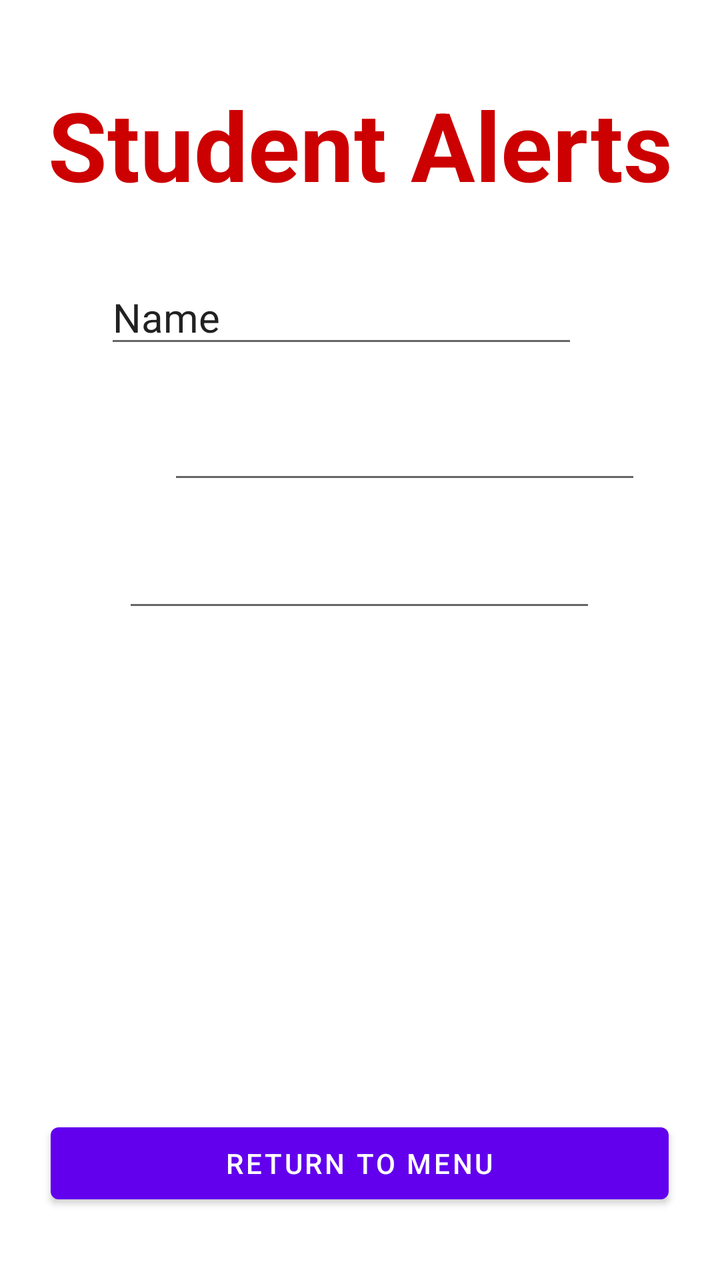
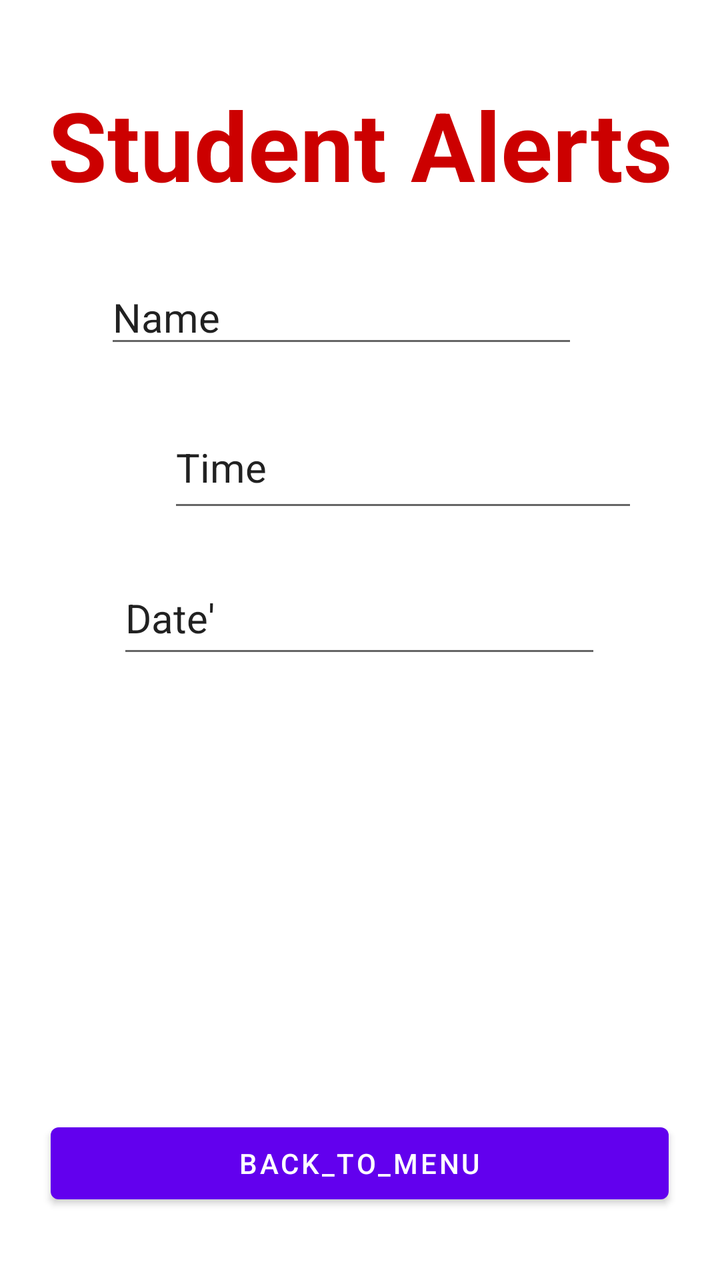

Screens rendered from an Android XML layout before and after an edit, with the pre-edit source and the edit as a unified diff.
<!-- AndroidManifest.xml: application theme Theme.RoomTracking -->
<!-- res/layout/activity_alerts.xml -->
<?xml version="1.0" encoding="utf-8"?>
<androidx.constraintlayout.widget.ConstraintLayout xmlns:android="http://schemas.android.com/apk/res/android"
    xmlns:app="http://schemas.android.com/apk/res-auto"
    xmlns:tools="http://schemas.android.com/tools"
    android:id="@+id/main"
    android:layout_width="match_parent"
    android:layout_height="match_parent"
    tools:context=".Alerts"
    tools:ignore="ExtraText">

    <Button
        android:id="@+id/btn_alert_back"
        android:layout_width="309dp"
        android:layout_height="48dp"
        android:text="Return to Menu"
        app:layout_constraintBottom_toBottomOf="parent"
        app:layout_constraintEnd_toEndOf="parent"
        app:layout_constraintHorizontal_bias="0.498"
        app:layout_constraintStart_toStartOf="parent"
        app:layout_constraintTop_toTopOf="parent"
        app:layout_constraintVertical_bias="0.942" />
    <TextView
        android:id="@+id/alerts_mainheader"
        android:layout_width="341dp"
        android:layout_height="75dp"
        android:layout_marginTop="40dp"
        android:text="Student Alerts"
        android:textAlignment="center"
        android:textColor="@android:color/holo_red_dark"
        android:textSize="48sp"
        android:textStyle="bold"
        app:layout_constraintEnd_toEndOf="parent"
        app:layout_constraintStart_toStartOf="parent"
        app:layout_constraintTop_toTopOf="parent" />

    <EditText
        android:id="@+id/alerts_studentInameInput"
        android:layout_width="wrap_content"
        android:layout_height="wrap_content"
        android:layout_marginStart="100dp"
        android:layout_marginTop="20dp"
        android:layout_marginEnd="101dp"
        android:ems="10"
        android:inputType="text"
        android:text="Name"
        android:textSize="20sp"
        app:layout_constraintEnd_toEndOf="parent"
        app:layout_constraintHorizontal_bias="0.615"
        app:layout_constraintStart_toStartOf="parent"
        app:layout_constraintTop_toBottomOf="@+id/alerts_mainheader" />

    <EditText
        android:id="@+id/alerts_recordedtime"
        android:layout_width="wrap_content"
        android:layout_height="wrap_content"
        android:layout_marginStart="84dp"
        android:layout_marginTop="24dp"
        android:ems="10"
        android:inputType="time"
        android:textAppearance="@style/TextAppearance.AppCompat.Body1"
        android:textSize="20sp"
        app:layout_constraintStart_toStartOf="parent"
        app:layout_constraintTop_toBottomOf="@+id/alerts_studentInameInput" />

    <EditText
        android:id="@+id/alerts_recordeddate"
        android:layout_width="wrap_content"
        android:layout_height="wrap_content"
        android:layout_marginStart="100dp"
        android:layout_marginTop="20dp"
        android:layout_marginEnd="101dp"
        android:ems="10"
        android:inputType="date"
        android:textSize="20sp"
        app:layout_constraintEnd_toEndOf="parent"
        app:layout_constraintStart_toStartOf="parent"
        app:layout_constraintTop_toBottomOf="@+id/alerts_recordedtime" />

</androidx.constraintlayout.widget.ConstraintLayout>
<!-- resources referenced by this layout -->
<resources>
  <style name="Theme.RoomTracking" parent="Theme.MaterialComponents.DayNight.DarkActionBar">
          
          <item name="colorPrimary">@color/purple_500</item>
          <item name="colorPrimaryVariant">@color/purple_700</item>
          <item name="colorOnPrimary">@color/white</item>
          
          <item name="colorSecondary">@color/teal_200</item>
          <item name="colorSecondaryVariant">@color/teal_700</item>
          <item name="colorOnSecondary">@color/black</item>
          
          <item name="android:statusBarColor">?attr/colorPrimaryVariant</item>
          
      </style>
  <color name="purple_500">#FF6200EE</color>
  <color name="purple_700">#FF3700B3</color>
  <color name="white">#FFFFFFFF</color>
  <color name="teal_200">#FF03DAC5</color>
  <color name="teal_700">#FF018786</color>
  <color name="black">#FF000000</color>
</resources>

<!-- the commit's change to res/layout/activity_alerts.xml (unified diff, before → after) -->
@@ -9,10 +9,10 @@
     tools:ignore="ExtraText">
 
     <Button
-        android:id="@+id/btn_alert_back"
+        android:id="@+id/alert_backbtn"
         android:layout_width="309dp"
         android:layout_height="48dp"
-        android:text="Return to Menu"
+        android:text="@string/back_to_menu"
         app:layout_constraintBottom_toBottomOf="parent"
         app:layout_constraintEnd_toEndOf="parent"
         app:layout_constraintHorizontal_bias="0.498"
@@ -24,7 +24,7 @@
         android:layout_width="341dp"
         android:layout_height="75dp"
         android:layout_marginTop="40dp"
-        android:text="Student Alerts"
+        android:text="@string/student_alerts"
         android:textAlignment="center"
         android:textColor="@android:color/holo_red_dark"
         android:textSize="48sp"
@@ -40,9 +40,10 @@
         android:layout_marginStart="100dp"
         android:layout_marginTop="20dp"
         android:layout_marginEnd="101dp"
+        android:autofillHints=""
         android:ems="10"
         android:inputType="text"
-        android:text="Name"
+        android:text="@string/name"
         android:textSize="20sp"
         app:layout_constraintEnd_toEndOf="parent"
         app:layout_constraintHorizontal_bias="0.615"
@@ -51,12 +52,14 @@
 
     <EditText
         android:id="@+id/alerts_recordedtime"
-        android:layout_width="wrap_content"
-        android:layout_height="wrap_content"
+        android:layout_width="235dp"
+        android:layout_height="58dp"
         android:layout_marginStart="84dp"
         android:layout_marginTop="24dp"
+        android:autofillHints=""
         android:ems="10"
         android:inputType="time"
+        android:text="@string/time_input_text"
         android:textAppearance="@style/TextAppearance.AppCompat.Body1"
         android:textSize="20sp"
         app:layout_constraintStart_toStartOf="parent"
@@ -64,13 +67,15 @@
 
     <EditText
         android:id="@+id/alerts_recordeddate"
-        android:layout_width="wrap_content"
-        android:layout_height="wrap_content"
+        android:layout_width="242dp"
+        android:layout_height="53dp"
         android:layout_marginStart="100dp"
         android:layout_marginTop="20dp"
         android:layout_marginEnd="101dp"
+        android:autofillHints=""
         android:ems="10"
         android:inputType="date"
+        android:text="@string/date_input_text"
         android:textSize="20sp"
         app:layout_constraintEnd_toEndOf="parent"
         app:layout_constraintStart_toStartOf="parent"
<!-- resource entries referenced after the edit -->
@@ -1,5 +1,10 @@
 <!-- resources referenced by this layout -->
 <resources>
+  <string name="back_to_menu">Back_to_Menu</string>
+  <string name="date_input_text">Date\'</string>
+  <string name="name">Name</string>
+  <string name="student_alerts">Student Alerts</string>
+  <string name="time_input_text">Time</string>
   <style name="Theme.RoomTracking" parent="Theme.MaterialComponents.DayNight.DarkActionBar">
           
           <item name="colorPrimary">@color/purple_500</item>
